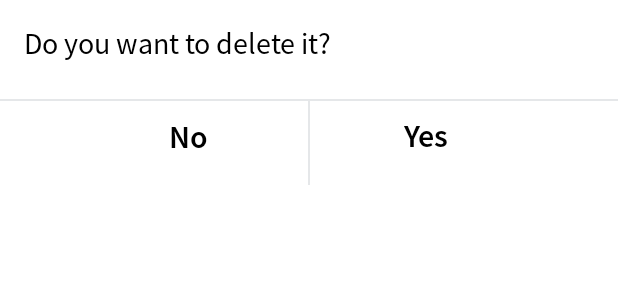
After one commit to yasir0899/PracticeHealth, an Android app: the layout delete_dialog_layout.xml on its own in the app's theme, with its tools: preview values and no code run, on a phone screen of 412 x 824 dp. The commit adds this screen. Shown: the top 300 px of the screen. Run offline under Robolectric (Android 15) with nearby library versions, the phone set to English and light mode, and no system bars.

Commit message:
swipe del dialog

```diff
--- a/app/build.gradle
+++ b/app/build.gradle
@@ -63,9 +63,6 @@ dependencies {
     implementation 'de.hdodenhof:circleimageview:3.0.0'
     //doted progress bar
     implementation 'com.agrawalsuneet.androidlibs:dotsloader:1.4'
-    //event bus
-    implementation 'org.greenrobot:eventbus:3.1.1'
-
 
 
 }
--- a/app/src/main/java/com/example/practiceHealth/MessageEvent.kt
+++ /dev/null
@@ -1,3 +0,0 @@
-package com.example.practiceHealth
-
-data class MessageEvent (var totalWeight:Int)
--- a/app/src/main/java/com/example/practiceHealth/RecycleViewAutoListener.kt
+++ /dev/null
@@ -1,5 +0,0 @@
-package com.example.practiceHealth
-
-interface RecycleViewAutoListener {
-    fun OnTotalWeightRecieved(totalWeight:Int)
-}
--- /dev/null
+++ b/app/src/main/java/com/example/practiceHealth/RecycleViewChildItemClickListener.kt
@@ -0,0 +1,5 @@
+package com.example.practiceHealth
+
+interface RecycleViewChildItemClickListener {
+    fun onItemClicked(Position:Int,subLevelsDetailsItem: SubLevelsDetailsItem)
+}
--- /dev/null
+++ b/app/src/main/res/layout/delete_dialog_layout.xml
@@ -0,0 +1,102 @@
+<?xml version="1.0" encoding="utf-8"?>
+<androidx.constraintlayout.widget.ConstraintLayout xmlns:android="http://schemas.android.com/apk/res/android"
+    xmlns:app="http://schemas.android.com/apk/res-auto"
+    android:layout_width="match_parent"
+    android:background="@color/white"
+
+    android:layout_height="wrap_content">
+
+
+    <TextView
+            android:text="@string/do_you_want_to_delete_it"
+            android:layout_width="0dp"
+            android:layout_height="wrap_content"
+            android:textSize="@dimen/text_view_size_20sp"
+            android:fontFamily="@font/source_sans_regular"
+            android:textColor="@color/black"
+            android:id="@+id/tvDeleteTitle"
+            app:layout_constraintStart_toStartOf="parent"
+            android:layout_marginLeft="16dp"
+            android:layout_marginStart="16dp"
+            android:layout_marginTop="16dp"
+            app:layout_constraintTop_toTopOf="parent" app:layout_constraintEnd_toEndOf="parent"
+            android:layout_marginEnd="16dp" android:layout_marginRight="16dp"/>
+
+
+
+
+
+
+    <TextView
+        android:id="@+id/tvNote"
+        android:textSize="@dimen/text_view_size_16sp"
+        android:layout_width="match_parent"
+        android:layout_height="0dp"
+        app:layout_constraintTop_toBottomOf="@+id/textView3"
+        android:visibility="gone"
+        android:layout_marginBottom="8dp"
+        app:layout_constraintBottom_toTopOf="@+id/tvSave"
+        app:layout_constraintStart_toStartOf="parent"
+        app:layout_constraintEnd_toEndOf="parent"
+        android:layout_marginLeft="16dp"
+        android:layout_marginStart="16dp"
+        android:layout_marginRight="16dp"
+        android:layout_marginEnd="16dp" />
+
+
+    <TextView
+        android:text="@string/yes"
+        android:textColor="@color/black"
+        android:fontFamily="@font/source_sans_semi_bold"
+        android:textSize="@dimen/text_view_size_21sp"
+        android:layout_width="wrap_content"
+        android:padding="@dimen/padding_10dp"
+        android:layout_height="wrap_content"
+        android:id="@+id/tvYes"
+        app:layout_constraintEnd_toEndOf="parent"
+        app:layout_constraintBottom_toBottomOf="parent"
+        android:layout_marginBottom="8dp"
+        app:layout_constraintStart_toEndOf="@+id/tvNo"
+        app:layout_constraintHorizontal_bias="0.5"
+        app:layout_constraintTop_toTopOf="@+id/viewButtonHorizontal" />
+
+    <TextView
+        android:text="@string/no"
+        android:layout_width="wrap_content"
+        android:layout_height="wrap_content"
+        android:textColor="@color/black"
+        android:fontFamily="@font/source_sans_semi_bold"
+        android:textSize="@dimen/text_view_size_21sp"
+        android:padding="@dimen/padding_10dp"
+        android:id="@+id/tvNo"
+        app:layout_constraintEnd_toStartOf="@+id/tvYes"
+        android:layout_marginEnd="8dp"
+        android:layout_marginRight="8dp"
+        app:layout_constraintStart_toStartOf="parent"
+        app:layout_constraintHorizontal_bias="0.5"
+        app:layout_constraintTop_toBottomOf="@+id/viewButtonHorizontal"
+        android:layout_marginBottom="8dp"
+        app:layout_constraintBottom_toBottomOf="parent" />
+
+    <View
+        android:id="@+id/viewButtonHorizontal"
+
+        app:layout_constraintTop_toBottomOf="@+id/tvDeleteTitle"
+        android:layout_width="match_parent"
+        android:layout_height="2px"
+        android:background="#e5e7e9"
+        app:layout_constraintStart_toStartOf="parent"
+        app:layout_constraintEnd_toEndOf="parent"
+        android:layout_marginTop="24dp" />
+
+    <View
+        android:id="@+id/viewButtonVertical"
+
+        android:layout_width="1dp"
+        android:layout_height="0dp"
+        android:background="#e5e7e9"
+        app:layout_constraintStart_toStartOf="parent"
+        app:layout_constraintEnd_toEndOf="parent"
+        app:layout_constraintTop_toTopOf="@+id/viewButtonHorizontal"
+        app:layout_constraintBottom_toBottomOf="parent" />
+</androidx.constraintlayout.widget.ConstraintLayout>
--- a/app/src/main/res/values/dimens.xml
+++ b/app/src/main/res/values/dimens.xml
@@ -41,5 +41,6 @@
     <dimen name="activity_vertical_margin">16dp</dimen>
     <dimen name="circle_indicator_radius">6dp</dimen>
     <dimen name="dot_radius_selected_unselected">6dp</dimen>
+    <dimen name="padding_20dp">20dp</dimen>
 
 </resources>
--- a/app/src/main/res/values/strings.xml
+++ b/app/src/main/res/values/strings.xml
@@ -50,5 +50,10 @@
     <string name="_23">23</string>
     <string name="add_level">Add level Item</string>
     <string name="_73_remaining">73% Remaining</string>
+    <string name="do_you_want_to_delete_it">Do you want to delete it?</string>
+    <string name="yes">Yes</string>
+    <string name="no">No</string>
+    <string name="status">Status</string>
+    <string name="description">Description</string>
 
 </resources>
```
Also changed, not shown: app/src/main/java/com/example/practiceHealth/LevelsAdapter.kt (+53 -20 lines), app/src/main/java/com/example/practiceHealth/LevelsChildAdapter.kt (+11 -7 lines), app/src/main/java/com/example/practiceHealth/SettingFragment.kt (+37 -28 lines), app/src/main/java/com/example/practiceHealth/utils/SubItemDetailsDialog.kt (added, +47 -0 lines), app/src/main/res/layout/levels_details_dialog_layout.xml (+63 -6 lines), app/src/main/res/layout/levels_list.xml (+3 -6 lines), app/src/main/res/layout/sub_level_item_details_dialog_layout.xml (added, +60 -0 lines).
